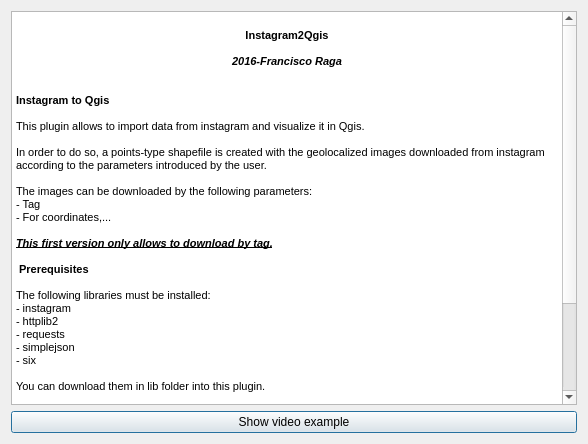
Above: ui.resources/About.ui from engenegr/instagram2qgis before the change. Below: the same form after it.
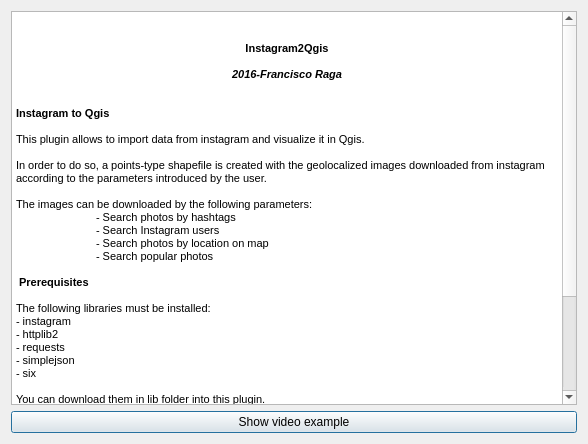
That is the form after the change. Icons and pictures are not drawn.

What changed in the file:
```diff
--- a/ui.resources/About.ui
+++ b/ui.resources/About.ui
@@ -32,6 +32,9 @@
   <layout class="QVBoxLayout" name="verticalLayout">
    <item>
     <widget class="QTextEdit" name="textEdit">
+     <property name="enabled">
+      <bool>true</bool>
+     </property>
      <property name="readOnly">
       <bool>true</bool>
      </property>
@@ -40,7 +43,8 @@
 &lt;html&gt;&lt;head&gt;&lt;meta name=&quot;qrichtext&quot; content=&quot;1&quot; /&gt;&lt;style type=&quot;text/css&quot;&gt;
 p, li { white-space: pre-wrap; }
 &lt;/style&gt;&lt;/head&gt;&lt;body style=&quot; font-family:'MS Shell Dlg 2'; font-size:8.25pt; font-weight:400; font-style:normal;&quot;&gt;
-&lt;p style=&quot;-qt-paragraph-type:empty; margin-top:0px; margin-bottom:0px; margin-left:0px; margin-right:0px; -qt-block-indent:0; text-indent:0px; font-size:8pt;&quot;&gt;&lt;br /&gt;&lt;/p&gt;
+&lt;p align=&quot;center&quot; style=&quot; margin-top:0px; margin-bottom:0px; margin-left:0px; margin-right:0px; -qt-block-indent:0; text-indent:0px;&quot;&gt;&lt;img src=&quot;:/imgInstagram/images/icon.png&quot; /&gt;&lt;/p&gt;
+&lt;p align=&quot;center&quot; style=&quot;-qt-paragraph-type:empty; margin-top:0px; margin-bottom:0px; margin-left:0px; margin-right:0px; -qt-block-indent:0; text-indent:0px; font-size:8pt;&quot;&gt;&lt;br /&gt;&lt;/p&gt;
 &lt;p align=&quot;center&quot; style=&quot; margin-top:0px; margin-bottom:0px; margin-left:0px; margin-right:0px; -qt-block-indent:0; text-indent:0px;&quot;&gt;&lt;span style=&quot; font-size:8pt; font-weight:600;&quot;&gt;Instagram2Qgis&lt;/span&gt;&lt;/p&gt;
 &lt;p align=&quot;center&quot; style=&quot;-qt-paragraph-type:empty; margin-top:0px; margin-bottom:0px; margin-left:0px; margin-right:0px; -qt-block-indent:0; text-indent:0px; font-size:8pt; font-weight:600;&quot;&gt;&lt;br /&gt;&lt;/p&gt;
 &lt;p align=&quot;center&quot; style=&quot; margin-top:0px; margin-bottom:0px; margin-left:0px; margin-right:0px; -qt-block-indent:0; text-indent:0px;&quot;&gt;&lt;span style=&quot; font-size:8pt; font-weight:600; font-style:italic;&quot;&gt;2016-Francisco Raga&lt;/span&gt;&lt;/p&gt;
@@ -53,10 +57,10 @@
 &lt;p style=&quot; margin-top:0px; margin-bottom:0px; margin-left:0px; margin-right:0px; -qt-block-indent:0; text-indent:0px;&quot;&gt;&lt;span style=&quot; font-size:8pt;&quot;&gt;In order to do so, a points-type shapefile is created with the geolocalized images downloaded from instagram according to the parameters introduced by the user.&lt;/span&gt;&lt;/p&gt;
 &lt;p style=&quot;-qt-paragraph-type:empty; margin-top:0px; margin-bottom:0px; margin-left:0px; margin-right:0px; -qt-block-indent:0; text-indent:0px; font-size:8pt;&quot;&gt;&lt;br /&gt;&lt;/p&gt;
 &lt;p style=&quot; margin-top:0px; margin-bottom:0px; margin-left:0px; margin-right:0px; -qt-block-indent:0; text-indent:0px;&quot;&gt;&lt;span style=&quot; font-size:8pt;&quot;&gt;The images can be downloaded by the following parameters:&lt;/span&gt;&lt;/p&gt;
-&lt;p style=&quot; margin-top:0px; margin-bottom:0px; margin-left:0px; margin-right:0px; -qt-block-indent:0; text-indent:0px;&quot;&gt;&lt;span style=&quot; font-size:8pt;&quot;&gt;- Tag&lt;/span&gt;&lt;/p&gt;
-&lt;p style=&quot; margin-top:0px; margin-bottom:0px; margin-left:0px; margin-right:0px; -qt-block-indent:0; text-indent:0px;&quot;&gt;&lt;span style=&quot; font-size:8pt;&quot;&gt;- For coordinates,...&lt;/span&gt;&lt;/p&gt;
-&lt;p style=&quot;-qt-paragraph-type:empty; margin-top:0px; margin-bottom:0px; margin-left:0px; margin-right:0px; -qt-block-indent:0; text-indent:0px; font-size:8pt;&quot;&gt;&lt;br /&gt;&lt;/p&gt;
-&lt;p style=&quot; margin-top:0px; margin-bottom:0px; margin-left:0px; margin-right:0px; -qt-block-indent:0; text-indent:0px;&quot;&gt;&lt;span style=&quot; font-size:8pt; font-weight:600; font-style:italic; text-decoration: underline;&quot;&gt;This first version only allows to download by tag.&lt;/span&gt;&lt;/p&gt;
+&lt;p style=&quot; margin-top:0px; margin-bottom:0px; margin-left:0px; margin-right:0px; -qt-block-indent:0; text-indent:0px;&quot;&gt;&lt;span style=&quot; font-size:8pt;&quot;&gt;	- Search photos by hashtags&lt;/span&gt;&lt;/p&gt;
+&lt;p style=&quot; margin-top:0px; margin-bottom:0px; margin-left:0px; margin-right:0px; -qt-block-indent:0; text-indent:0px;&quot;&gt;&lt;span style=&quot; font-size:8pt;&quot;&gt;	- Search Instagram users&lt;/span&gt;&lt;/p&gt;
+&lt;p style=&quot; margin-top:0px; margin-bottom:0px; margin-left:0px; margin-right:0px; -qt-block-indent:0; text-indent:0px;&quot;&gt;&lt;span style=&quot; font-size:8pt;&quot;&gt;	- Search photos by location on map&lt;/span&gt;&lt;/p&gt;
+&lt;p style=&quot; margin-top:0px; margin-bottom:0px; margin-left:0px; margin-right:0px; -qt-block-indent:0; text-indent:0px;&quot;&gt;&lt;span style=&quot; font-size:8pt;&quot;&gt;	- Search popular photos	&lt;/span&gt;&lt;/p&gt;
 &lt;p style=&quot;-qt-paragraph-type:empty; margin-top:0px; margin-bottom:0px; margin-left:0px; margin-right:0px; -qt-block-indent:0; text-indent:0px; font-size:8pt;&quot;&gt;&lt;br /&gt;&lt;/p&gt;
 &lt;p style=&quot; margin-top:0px; margin-bottom:0px; margin-left:0px; margin-right:0px; -qt-block-indent:0; text-indent:0px;&quot;&gt;&lt;span style=&quot; font-size:8pt; font-weight:600;&quot;&gt; Prerequisites&lt;/span&gt;&lt;/p&gt;
 &lt;p style=&quot;-qt-paragraph-type:empty; margin-top:0px; margin-bottom:0px; margin-left:0px; margin-right:0px; -qt-block-indent:0; text-indent:0px; font-size:8pt;&quot;&gt;&lt;br /&gt;&lt;/p&gt;
```
Left out of the diff: 5 changed lines with no effect on the pictures.
